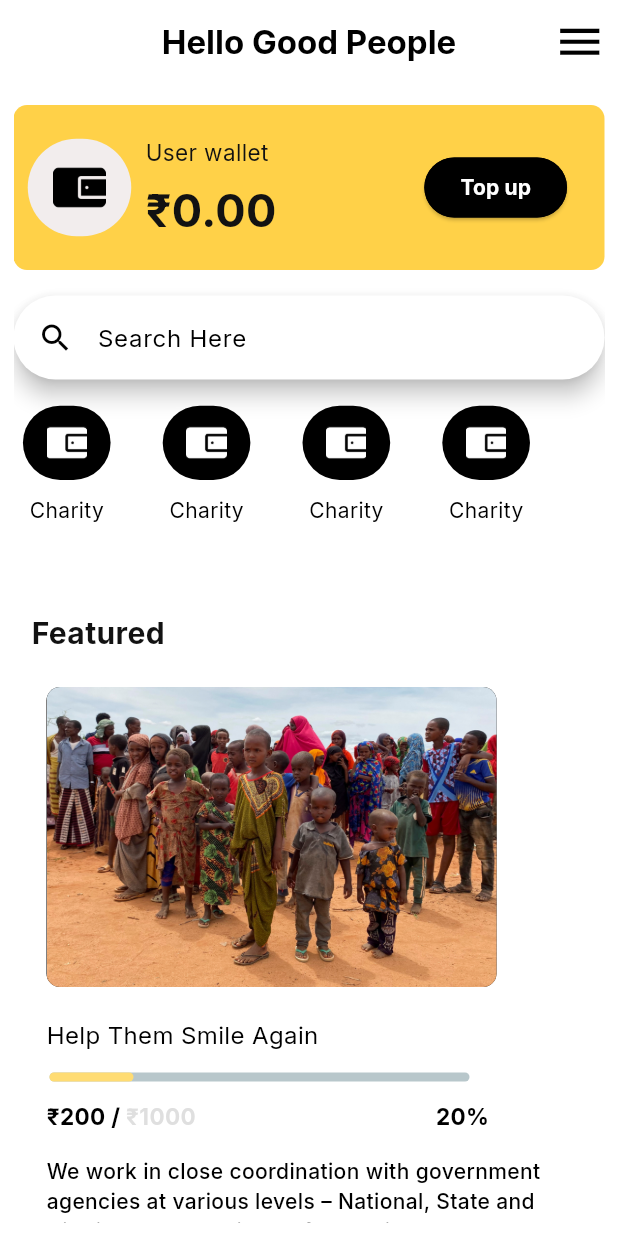
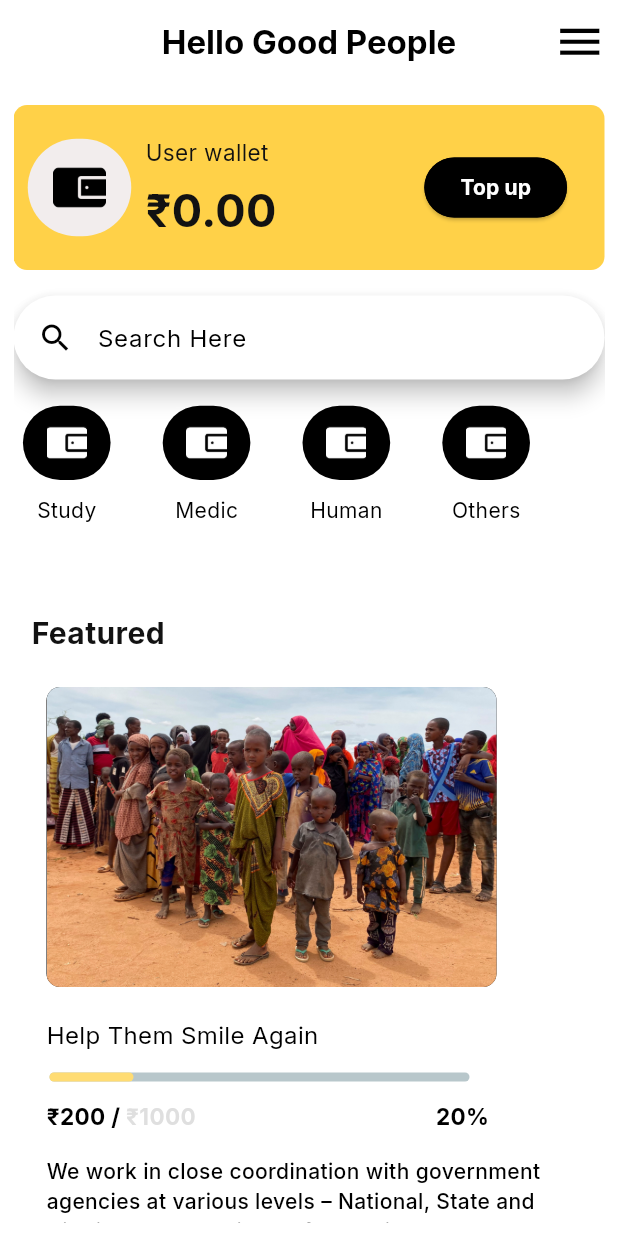
Before and after one commit to SISACO/demobox, a Flutter app: the HomeScreen screen opened directly, on a phone screen of 412 x 824 dp. Run offline on Flutter 3.47's test engine with Material 3 defaults, Android fonts, the phone set to English and light mode, and no system bars; drawn by our look-alikes of percent_indicator; our stand-ins replace cached_network_image, flutter_screenutil, flutter_svg, google_fonts, shared_preferences; accounts and stored records are empty.

Commit message:
need to work on tenwidgets

```diff
--- a/lib/data/filter_data.dart
+++ b/lib/data/filter_data.dart
@@ -23,4 +23,5 @@ List<Filters> filterslist = [
     idol: Icon(Icons.widgets_rounded),
     t1: 'Others'),
 
+
 ];
--- a/lib/model/model.dart
+++ b/lib/model/model.dart
@@ -22,4 +22,5 @@ class Filters{
 
   Filters({required this.id, required this.idol, required this.t1});
 
+
 }
--- a/lib/screens/home/home.dart
+++ b/lib/screens/home/home.dart
@@ -1,4 +1,5 @@
 
+import 'package:donobox/data/filter_data.dart';
 import 'package:donobox/data/newpost_data.dart';
 import 'package:donobox/model/model.dart';
 import 'package:donobox/screens/details/details.dart';
@@ -54,9 +55,10 @@ class HomeScreen extends StatelessWidget {
                           ),
                         );
                       },
-                      itemCount: 4,
+                      itemCount: filterslist.length,
                       itemBuilder: (context, index) {
-                        return TenItemWidget();
+                        final fmodel = filterslist[index];
+                        return TenItemWidget(fmodel: fmodel,);
                       },
                     ),
                   ),
--- a/lib/widgets/ten_item_widget.dart
+++ b/lib/widgets/ten_item_widget.dart
@@ -1,10 +1,12 @@
 import 'package:donobox/core/app_export.dart';
+import 'package:donobox/model/model.dart';
 import 'package:flutter/material.dart';
 import 'package:flutter_screenutil/flutter_screenutil.dart';
 
 // ignore: must_be_immutable
 class TenItemWidget extends StatelessWidget {
-  const TenItemWidget({Key? key})
+  final Filters fmodel;
+  const TenItemWidget({Key? key, required this.fmodel})
       : super(
           key: key,
         );
@@ -36,6 +38,7 @@ class TenItemWidget extends StatelessWidget {
                       ),
                     ),
                   ),
+                  // IconButton(onPressed: (){}, icon: Icon(Icons.ac_unit_outlined))
                   CustomImageView(
                     imagePath: ImageConstant.imgUser,
                     height: 31.h,
@@ -48,7 +51,7 @@ class TenItemWidget extends StatelessWidget {
             ),
             SizedBox(height: 10),
             Text(
-              "Charity",
+              fmodel.t1,
               style: TextStyle(
                 color: PrimaryColors().black900
               ),
```
